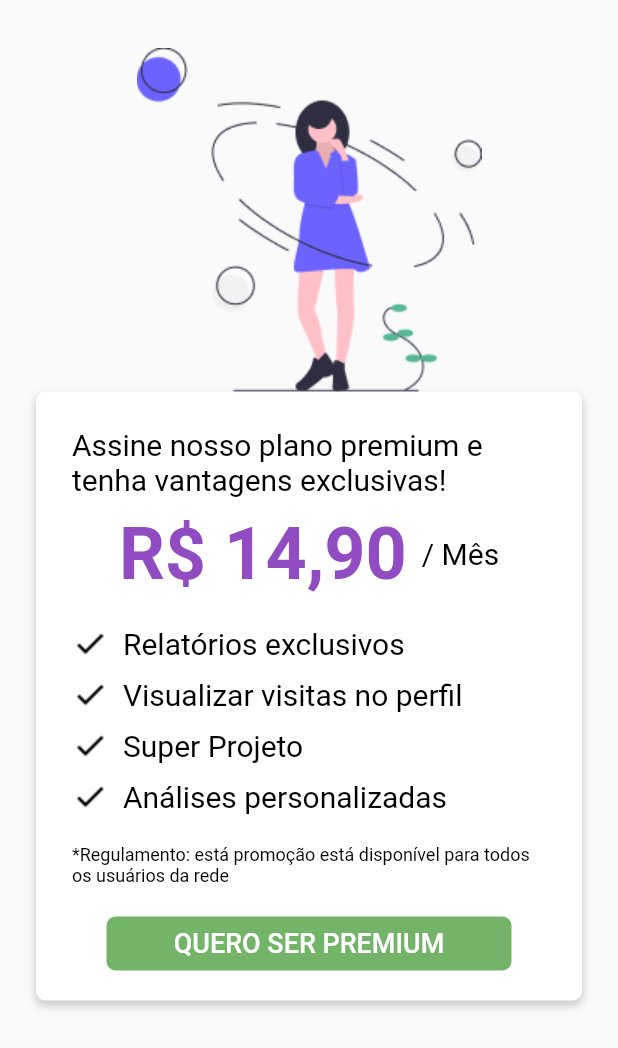
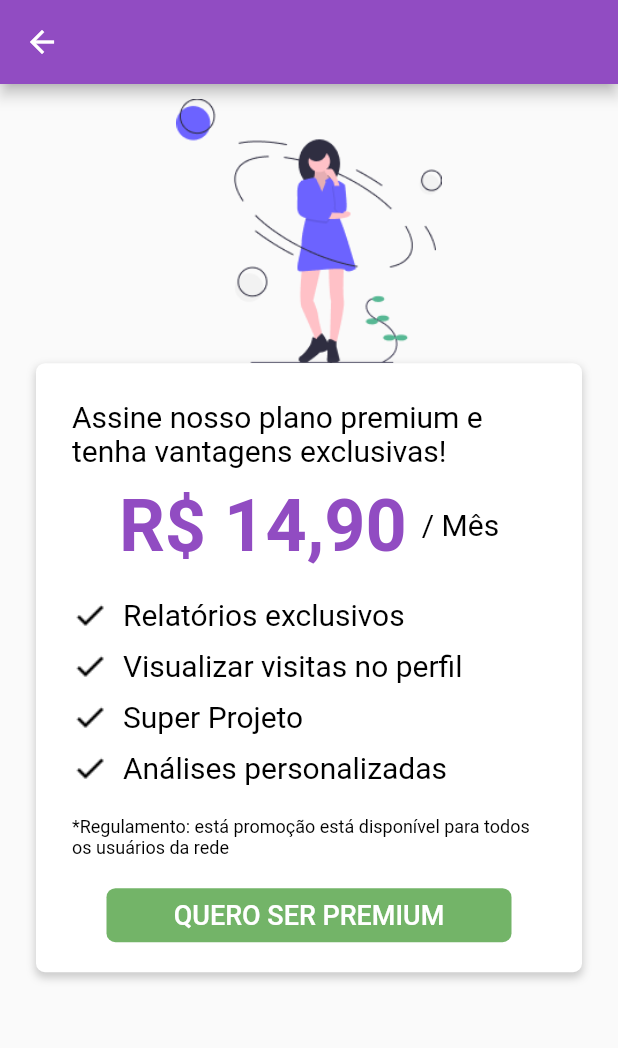
Before and after one commit to isadoraoliv/megahack_women, a Flutter app: the Plans screen opened directly, on a phone screen of 412 x 824 dp. Shown: the top 1048 px of the screen. Run offline on Flutter 3.47's test engine with Material 2 defaults, Android fonts, the light colour scheme and no system bars; our stand-ins replace bubble, google_fonts.

Commit message:
ajustes de rotas

```diff
--- a/lib/features/plans/plans.dart
+++ b/lib/features/plans/plans.dart
@@ -6,13 +6,22 @@ class Plans extends StatelessWidget {
   @override
   Widget build(BuildContext context) {
     return Scaffold(
+      appBar: AppBar(
+        backgroundColor: AppColors.primary,
+        leading: IconButton(
+            icon: Icon(Icons.arrow_back),
+            onPressed: () {
+              Navigator.pop(context);
+            }),
+      ),
       body: Column(
         children: [
           Container(
-            margin: EdgeInsets.only(top: 32),
+            margin: EdgeInsets.only(top: 10),
             child: Center(
               child: Image.asset(
                 "assets/images/woman_draw2.png",
+                scale: 1.3,
               ),
             ),
           ),
--- a/lib/features/register/register.dart
+++ b/lib/features/register/register.dart
@@ -184,6 +184,7 @@ class _RegisterState extends State<Register> {
                 child: TextField(
                   keyboardType: TextInputType.text,
                   cursorColor: AppColors.primary,
+                  obscureText: true,
                   decoration: InputDecoration(
                     contentPadding: EdgeInsets.only(left: 8),
                     border: InputBorder.none,
@@ -218,6 +219,7 @@ class _RegisterState extends State<Register> {
                 child: TextField(
                   keyboardType: TextInputType.text,
                   cursorColor: AppColors.primary,
+                  obscureText: true,
                   decoration: InputDecoration(
                     contentPadding: EdgeInsets.only(left: 8),
                     border: InputBorder.none,
```
Also changed, not shown: lib/features/profile/profile.dart (+4 -5 lines), lib/features/profile_company/profile_company.dart (+17 -0 lines), 2 other files.
